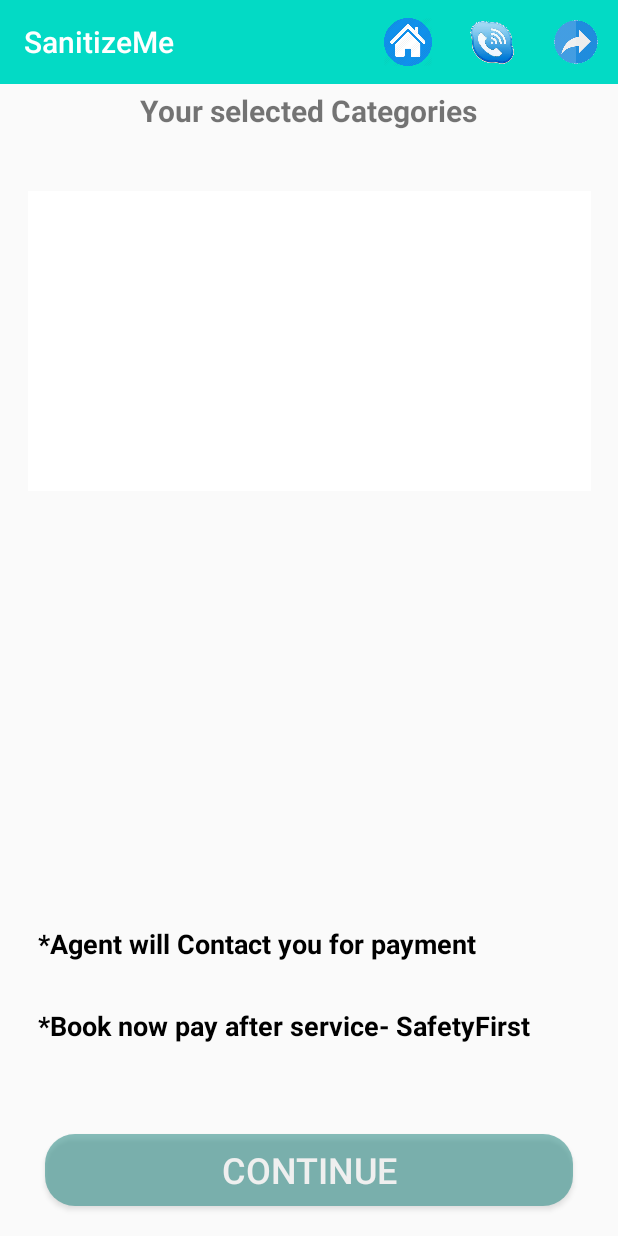
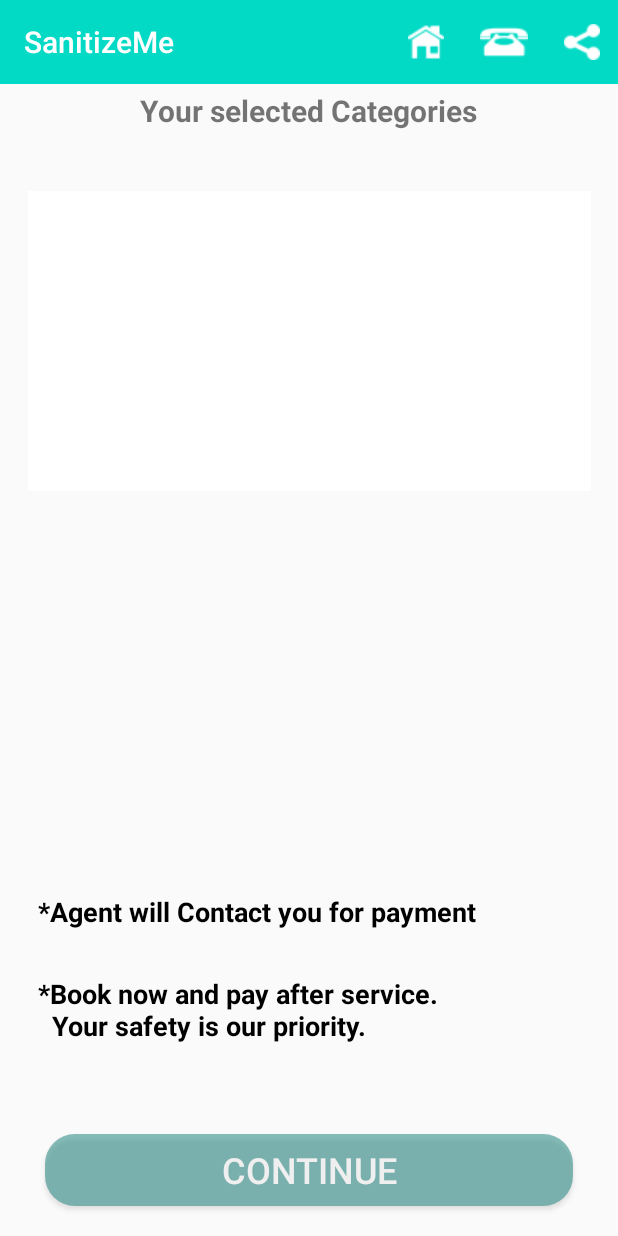
Before and after one commit to 31ravindra/SanitizeMe, an Android app: the SelectedCategoryActivity screen opened directly, with no data from a screen before it, on a phone screen of 412 x 824 dp. Run offline under Robolectric (Android 15) with nearby library versions, the phone set to English and light mode, and no system bars; 1 statement that could not run was skipped.

Commit message:
Final code

```diff
--- a/SanetizeMe/app/build.gradle
+++ b/SanetizeMe/app/build.gradle
@@ -13,8 +13,8 @@
         applicationId "com.sanitizer.sanetizeme"
         minSdkVersion 15
         targetSdkVersion 29
-        versionCode 6
-        versionName '4.2'
+        versionCode 8
+        versionName '4.4'
 
         testInstrumentationRunner "androidx.test.runner.AndroidJUnitRunner"
     }
--- a/SanetizeMe/app/src/main/java/com/sanitizer/sanitizeme/SendSMS.java
+++ b/SanetizeMe/app/src/main/java/com/sanitizer/sanitizeme/SendSMS.java
@@ -17,7 +17,7 @@
                  SMSMessage = "Dear customer("+userNumber+")," + '\n' + "Thanks for the booking." + '\n' + "Category Selected -"+categorySelected + '\n' + "Sanitize Showroom Contact - "+ showroomcontact+'\n' + "We will call you for time slot, Don't Worry!" + '\n' + "Stay Safe!" + '\n' + "feel free to contact us for service and cancellation issue on" + '\n' + "customersupport@sanitizeme.co.in" + '\n' + "9555091071";
              }
 
-            String apiKey = "apikey=" + "6DoCBMSMl4Q-HNv0ilM3hSMNkgS0FSZGgD9XH80ino";
+            String apiKey = "apikey=" + " BKniB2oGHHU-HYhhYC7QRkBvmJy2XrlVuHbLSRx2x6";
             String message = "&message=" + SMSMessage;
             String sender = "&sender=" + "TXTLCL";
             String numbers = "&numbers=" + allnumbers;
--- a/SanetizeMe/app/src/main/res/layout/activity_selected_category.xml
+++ b/SanetizeMe/app/src/main/res/layout/activity_selected_category.xml
@@ -56,7 +56,8 @@
         android:layout_marginStart="25dp"
         android:layout_marginLeft="25dp"
         android:layout_marginBottom="60dp"
-        android:text="*Book now pay after service- SafetyFirst"
+        android:minLines="2"
+        android:text="*Book now and pay after service.\n  Your safety is our priority."
         android:textColor="#000000"
         android:textSize="18sp"
         android:textStyle="bold"
```
Also changed, not shown: SanetizeMe/app/src/main/res/layout/activity_select_city.xml (+14 -4 lines), SanetizeMe/app/src/main/res/drawable/cityselection.jpg (added), SanetizeMe/app/src/main/res/drawable/contact_icon.jpg, SanetizeMe/app/src/main/res/drawable/home_icon.jpg, SanetizeMe/app/src/main/res/drawable/refer.jpg, SanetizeMe/app/src/main/res/drawable/secondscreen.jpg.
